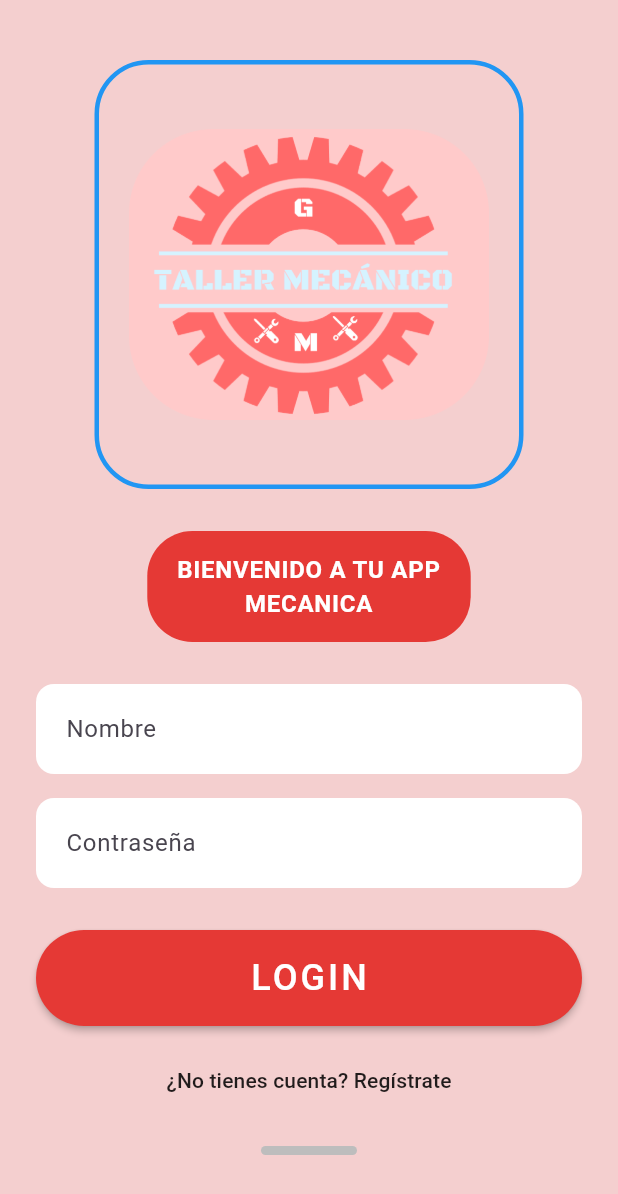
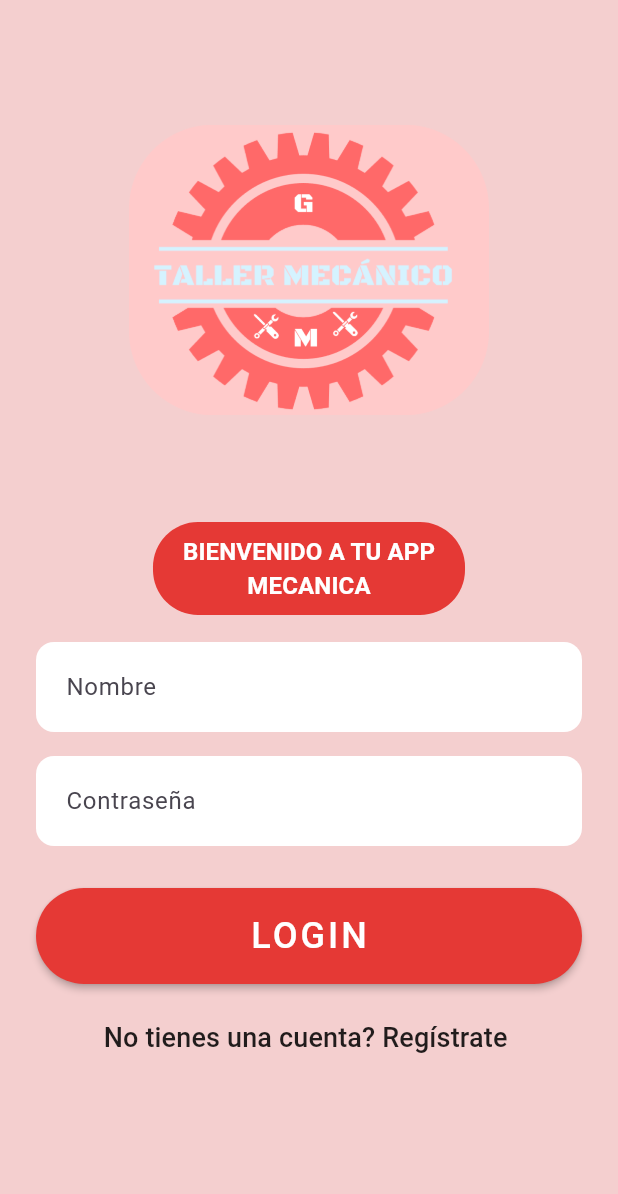
Before and after one commit to Carlos02Garcia/implementation, a Flutter app: the screen it shows after launch, on a phone screen of 412 x 824 dp. Shown: the top 1194 px of the screen. Run offline on Flutter 3.47's test engine with Material 3 defaults, Android fonts, the phone set to English and light mode, and no system bars.

Commit message:
Creacion de las paginas login y register;
Queda pendiente optinmizacion del teclado

```diff
--- /dev/null
+++ b/lib/previews/login_preview.dart
@@ -0,0 +1,6 @@
+import 'package:flutter/material.dart';
+import 'package:flutter/widget_previews.dart';
+import '../screens/login_page.dart';
+
+@Preview(name: 'Login - Default')
+Widget loginPreview() => const LoginPage();
--- a/lib/screens/login_page.dart
+++ b/lib/screens/login_page.dart
@@ -33,8 +33,6 @@ class _LoginPageState extends State<LoginPage> {
                   padding: const EdgeInsets.all(20),
                   decoration: BoxDecoration(
                     color: Colors.transparent,
-                    borderRadius: BorderRadius.circular(36),
-                    border: Border.all(color: Colors.blue, width: 3),
                   ),
                   child: Image.asset(
                     'assets/images/logo.png',
@@ -48,7 +46,7 @@ class _LoginPageState extends State<LoginPage> {
 
                 // Welcome pill
                 Container(
-                  padding: const EdgeInsets.symmetric(horizontal: 20, vertical: 14),
+                  padding: const EdgeInsets.symmetric(horizontal: 20, vertical: 8),
                   decoration: BoxDecoration(
                     color: red,
                     borderRadius: BorderRadius.circular(30),
@@ -60,12 +58,12 @@ class _LoginPageState extends State<LoginPage> {
                       color: Colors.white,
                       fontSize: 16,
                       fontWeight: FontWeight.w600,
-                      letterSpacing: 0.5,
+                      letterSpacing: 0.1,
                     ),
                   ),
                 ),
 
-                const SizedBox(height: 28),
+                const SizedBox(height: 18),
 
                 // Username
                 TextField(
@@ -144,19 +142,9 @@ class _LoginPageState extends State<LoginPage> {
                     );
                   },
                   child: const Text(
-                    '¿No tienes cuenta? Regístrate',
-                    style: TextStyle(color: Colors.black87),
-                  ),
-                ),
-
-                const SizedBox(height: 20),
-                // small indicator bar
-                Container(
-                  width: 64,
-                  height: 6,
-                  decoration: BoxDecoration(
-                    color: Colors.grey[400],
-                    borderRadius: BorderRadius.circular(4),
+                    'No tienes una cuenta? Regístrate ',
+                    style: TextStyle(color: Colors.black87,
+                    fontSize: 18,),
                   ),
                 ),
               ],
```
Also changed, not shown: lib/screens/register_page.dart (+20 -2 lines).
